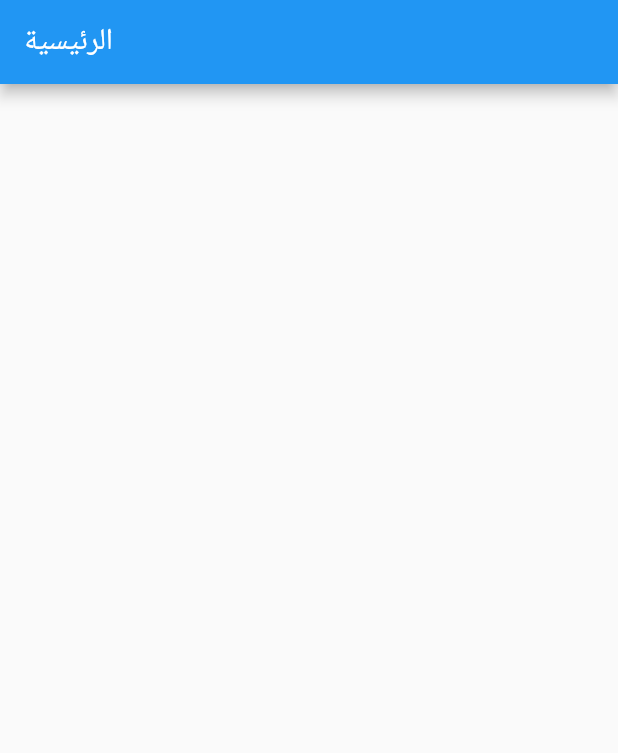
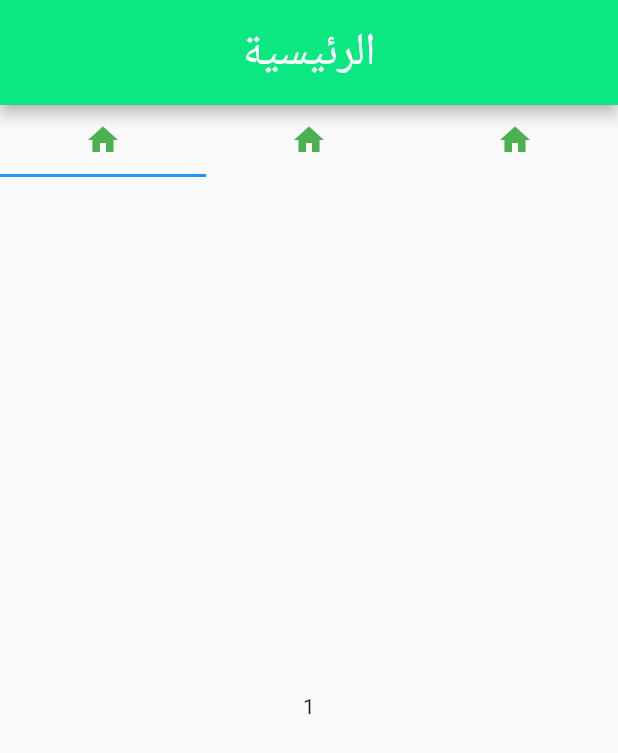
Before and after one commit to tonybotros1/my_university_assistant, a Flutter app: the screen it shows after launch, on a phone screen of 412 x 824 dp. Shown: the top 753 px of the screen. Run offline on Flutter 3.47's test engine with Material 2 defaults, Android fonts, the light colour scheme and no system bars; our stand-ins replace get, google_fonts.

Commit message:
main page

```diff
--- /dev/null
+++ b/lib/consts.dart
@@ -0,0 +1,7 @@
+import 'package:flutter/material.dart';
+import 'package:google_fonts/google_fonts.dart';
+
+var appBarColor = const Color(0xff0be881);
+var appBarFontStyle = GoogleFonts.ibmPlexSansArabic(fontSize: 30);
+// const TextStyle(fontSize: 30, fontWeight: FontWeight.bold);
+var tabsIconsColor = const Color(0xffF3DEBA);
--- a/lib/main.dart
+++ b/lib/main.dart
@@ -1,7 +1,6 @@
 import 'package:flutter/material.dart';
 import 'package:get/get.dart';
 
-import 'screens/auth_screens/login_screen.dart';
 import 'screens/main_screens/main_screen.dart';
 
 
@@ -14,7 +13,7 @@ class MyApp extends StatelessWidget {
 
   @override
   Widget build(BuildContext context) {
-    return const GetMaterialApp(
+    return  const GetMaterialApp(
       debugShowCheckedModeBanner: false,
       home: MainScreen(),
     );
--- a/lib/screens/main_screens/main_screen.dart
+++ b/lib/screens/main_screens/main_screen.dart
@@ -1,14 +1,57 @@
 import 'package:flutter/material.dart';
+
+import '../../consts.dart';
 
 class MainScreen extends StatelessWidget {
   const MainScreen({super.key});
 
   @override
   Widget build(BuildContext context) {
-    return DefaultTabController(length: 5, child: Scaffold(
-      appBar: AppBar(
-        title: const Text('الرئيسية'),
-      ),
-    ));
+    return DefaultTabController(
+        length: 3,
+        child: Scaffold(
+          appBar: AppBar(
+            toolbarHeight: 70,
+            backgroundColor: appBarColor,
+            title: Center(
+                child: Text(
+              'الرئيسية',
+              style: appBarFontStyle,
+            )),
+          ),
+          body: const Column(
+            children: [
+              TabBar(tabs: [
+                Tab(
+                    icon: Icon(
+                  Icons.home,
+                  color: Colors.green,
+                )),
+                Tab(
+                    icon: Icon(
+                  Icons.home,
+                  color: Colors.green,
+                )),
+                Tab(
+                    icon: Icon(
+                  Icons.home,
+                  color: Colors.green,
+                ))
+              ]),
+              Expanded(
+                  child: TabBarView(children: [
+                Center(
+                  child: Text('1'),
+                ),
+                Center(
+                  child: Text('2'),
+                ),
+                Center(
+                  child: Text('3'),
+                ),
+              ]))
+            ],
+          ),
+        ));
   }
 }
```
